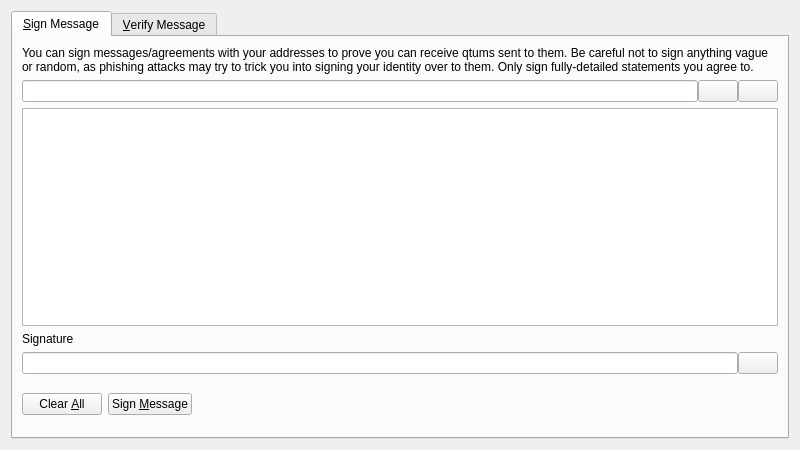
Before: the Qt Designer form src/qt/forms/signverifymessagedialog.ui in githubzon/qtum, drawn with Qt 5.
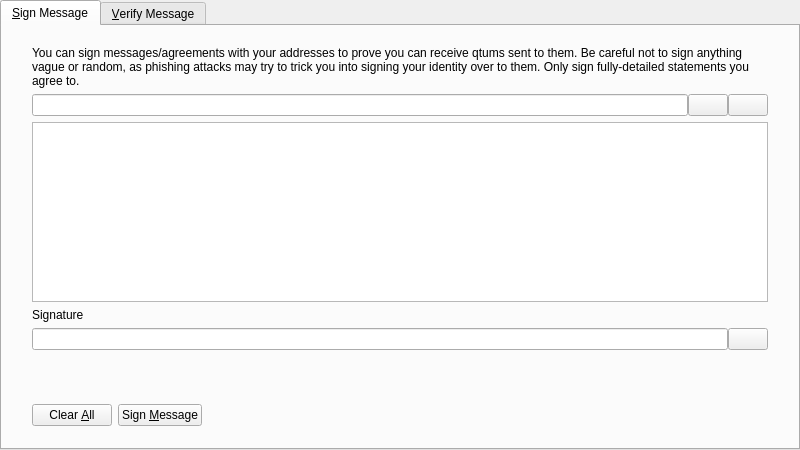
After: the same form once the commit is applied. Icons and pictures are not drawn. Custom widgets are drawn as their Qt base class.

Commit message: Update sign verify layout

```diff
--- a/src/qt/forms/signverifymessagedialog.ui
+++ b/src/qt/forms/signverifymessagedialog.ui
@@ -17,6 +17,18 @@
    <bool>true</bool>
   </property>
   <layout class="QVBoxLayout" name="verticalLayout">
+   <property name="leftMargin">
+    <number>0</number>
+   </property>
+   <property name="topMargin">
+    <number>0</number>
+   </property>
+   <property name="rightMargin">
+    <number>0</number>
+   </property>
+   <property name="bottomMargin">
+    <number>0</number>
+   </property>
    <item>
     <widget class="QTabWidget" name="tabWidget">
      <property name="currentIndex">
@@ -27,6 +39,32 @@
        <string>&amp;Sign Message</string>
       </attribute>
       <layout class="QVBoxLayout" name="verticalLayout_SM">
+       <property name="leftMargin">
+        <number>0</number>
+       </property>
+       <property name="topMargin">
+        <number>0</number>
+       </property>
+       <property name="rightMargin">
+        <number>0</number>
+       </property>
+       <property name="bottomMargin">
+        <number>0</number>
+       </property>
+       <item>
+        <layout class="QVBoxLayout" name="verticalLayout_3">
+         <property name="leftMargin">
+          <number>30</number>
+         </property>
+         <property name="topMargin">
+          <number>20</number>
+         </property>
+         <property name="rightMargin">
+          <number>30</number>
+         </property>
+         <property name="bottomMargin">
+          <number>20</number>
+         </property>
        <item>
         <widget class="QLabel" name="infoLabel_SM">
          <property name="text">
@@ -147,8 +185,20 @@
          </item>
         </layout>
        </item>
+        </layout>
+       </item>
        <item>
-        <layout class="QHBoxLayout" name="horizontalLayout_3_SM">
+        <widget class="QWidget" name="buttonsContainerWhite" native="true">
+         <layout class="QHBoxLayout" name="horizontalLayout">
+          <property name="leftMargin">
+           <number>30</number>
+          </property>
+          <property name="topMargin">
+           <number>15</number>
+          </property>
+          <property name="rightMargin">
+           <number>30</number>
+          </property>
          <item>
           <widget class="QPushButton" name="clearButton_SM">
            <property name="toolTip">
@@ -226,6 +276,7 @@
           </spacer>
          </item>
         </layout>
+        </widget>
        </item>
       </layout>
      </widget>
```
Left out of the diff: 41 changed lines with no effect on the pictures. Lines whose indentation alone changed are shown as unchanged. The commit also changes 2 other files.
